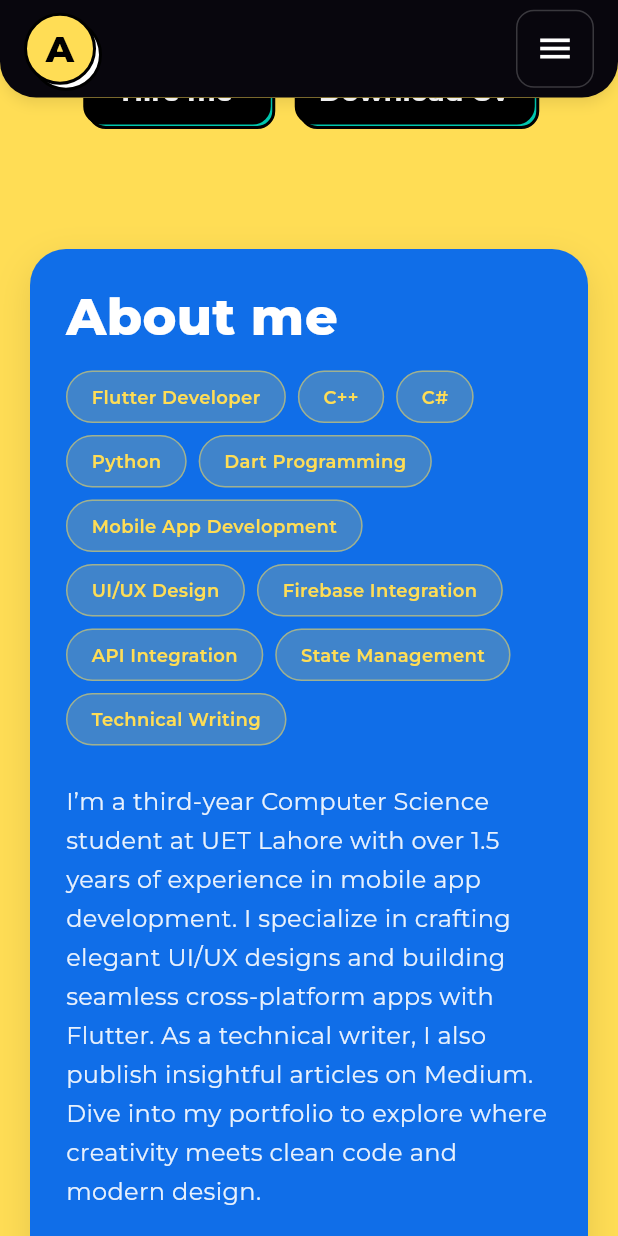
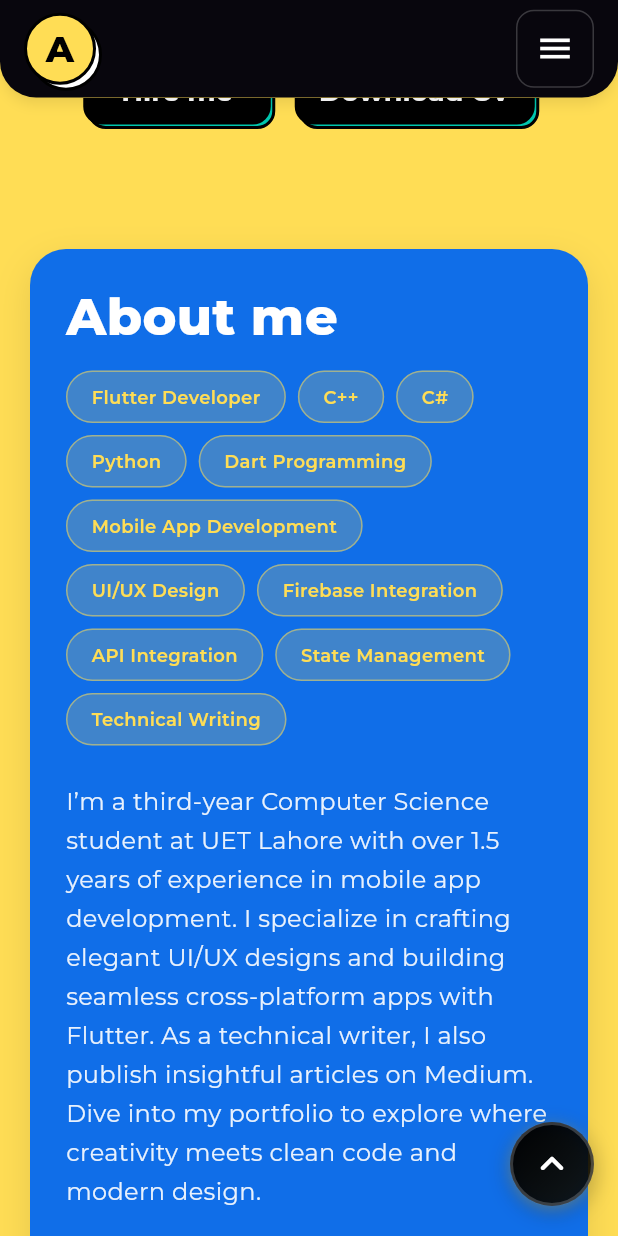
Before and after one commit to ahsxndev/Portfolio, a Flutter app: the screen it shows after launch, scrolled down 576 dp, on a phone screen of 412 x 824 dp. Run offline on Flutter 3.47's test engine with Material 3 defaults, Android fonts, the phone set to English and light mode, and no system bars; our stand-ins replace animated_text_kit, font_awesome_flutter, google_fonts.

Commit message:
Add network permissions and remove unused UI files
Added internet/network permissions for Android, iOS, and macOS to support API calls and external resources. Removed unused color, config, and project-related UI files. Improved main screen with a scroll-to-top button for small screens and adjusted font sizes in the about section for better mobile readability.

```diff
--- a/lib/features/portfolio/presentation/screens/main_screen.dart
+++ b/lib/features/portfolio/presentation/screens/main_screen.dart
@@ -20,10 +20,14 @@
   State<MainScreen> createState() => _MainScreenState();
 }
 
-class _MainScreenState extends State<MainScreen> {
+class _MainScreenState extends State<MainScreen>
+    with SingleTickerProviderStateMixin {
   late final NavigationController navigationController;
   late final ScrollController _scrollController;
+  late final AnimationController _scrollToTopController;
+  late final Animation<double> _scrollToTopAnimation;
   int _activeIndex = 0; // Track active nav item
+  bool _showScrollToTop = false; // Track scroll to top button visibility
 
   @override
   void initState() {
@@ -31,17 +35,42 @@
     navigationController = NavigationController();
     _scrollController = ScrollController();
     _scrollController.addListener(_onScroll);
+
+    // Initialize scroll to top animation
+    _scrollToTopController = AnimationController(
+      duration: const Duration(milliseconds: 300),
+      vsync: this,
+    );
+    _scrollToTopAnimation = CurvedAnimation(
+      parent: _scrollToTopController,
+      curve: Curves.easeInOut,
+    );
   }
 
   @override
   void dispose() {
     _scrollController.removeListener(_onScroll);
     _scrollController.dispose();
+    _scrollToTopController.dispose();
     super.dispose();
   }
 
   void _onScroll() {
     final scrollPosition = _scrollController.position.pixels;
+    final screenHeight = MediaQuery.of(context).size.height;
+
+    // Show scroll to top button when user scrolls down more than screen height
+    final shouldShow = scrollPosition > screenHeight * 0.5;
+    if (shouldShow != _showScrollToTop) {
+      setState(() {
+        _showScrollToTop = shouldShow;
+      });
+      if (shouldShow) {
+        _scrollToTopController.forward();
+      } else {
+        _scrollToTopController.reverse();
+      }
+    }
 
     // Get section positions
     final aboutPosition = _getSectionPosition(navigationController.aboutKey);
@@ -94,11 +123,20 @@
     item.onTap();
   }
 
+  void _scrollToTop() {
+    _scrollController.animateTo(
+      0,
+      duration: const Duration(milliseconds: 800),
+      curve: Curves.easeInOut,
+    );
+  }
+
   @override
   Widget build(BuildContext context) {
     final bool isMobile = Responsive.isMobile(context);
     final bool isTablet = Responsive.isTablet(context);
     final bool isDesktop = Responsive.isDesktop(context);
+    final bool isSmallScreen = MediaQuery.of(context).size.width < 500;
 
     return SafeArea(
       child: Scaffold(
@@ -107,7 +145,9 @@
             ? CustomDrawer(activeIndex: _activeIndex)
             : null,
         appBar: _buildAppBar(context, isMobile, isTablet, isDesktop),
-        body: SingleChildScrollView(
+        body: Stack(
+          children: [
+            SingleChildScrollView(
               physics: const BouncingScrollPhysics(),
               controller: _scrollController,
               child: Column(
@@ -142,6 +182,28 @@
                   SizedBox(height: isMobile ? 30 : 40),
                 ],
               ),
+            ),
+            // Scroll to Top Button - Only show on small screens
+            if (isSmallScreen)
+              Positioned(
+                right: 16,
+                bottom: 20,
+                child: AnimatedBuilder(
+                  animation: _scrollToTopAnimation,
+                  builder: (context, child) {
+                    return Transform.scale(
+                      scale: _scrollToTopAnimation.value,
+                      child: Opacity(
+                        opacity: _scrollToTopAnimation.value,
+                        child: _ScrollToTopButton(
+                          onTap: _scrollToTop,
+                        ),
+                      ),
+                    );
+                  },
+                ),
+              ),
+          ],
         ),
       ),
     );
@@ -358,3 +420,109 @@
     );
   }
 }
+
+// Professional Scroll to Top Button
+class _ScrollToTopButton extends StatefulWidget {
+  final VoidCallback onTap;
+
+  const _ScrollToTopButton({required this.onTap});
+
+  @override
+  State<_ScrollToTopButton> createState() => _ScrollToTopButtonState();
+}
+
+class _ScrollToTopButtonState extends State<_ScrollToTopButton>
+    with SingleTickerProviderStateMixin {
+  bool _isPressed = false;
+  late AnimationController _bounceController;
+  late Animation<double> _bounceAnimation;
+
+  @override
+  void initState() {
+    super.initState();
+    _bounceController = AnimationController(
+      duration: const Duration(milliseconds: 150),
+      vsync: this,
+    );
+    _bounceAnimation = Tween<double>(begin: 1.0, end: 0.9).animate(
+      CurvedAnimation(parent: _bounceController, curve: Curves.easeInOut),
+    );
+  }
+
+  @override
+  void dispose() {
+    _bounceController.dispose();
+    super.dispose();
+  }
+
+  @override
+  Widget build(BuildContext context) {
+    return AnimatedBuilder(
+      animation: _bounceAnimation,
+      builder: (context, child) {
+        return Transform.scale(
+          scale: _bounceAnimation.value,
+          child: Container(
+            width: 56,
+            height: 56,
+            decoration: BoxDecoration(
+              gradient: LinearGradient(
+                begin: Alignment.topLeft,
+                end: Alignment.bottomRight,
+                colors: [
+                  AppColors.kBlack,
+                  AppColors.kBlack.withOpacity(0.8),
+                ],
+              ),
+              borderRadius: BorderRadius.circular(28),
+              boxShadow: [
+                BoxShadow(
+                  color: AppColors.black30,
+                  blurRadius: 12,
+                  offset: const Offset(0, 4),
+                ),
+                BoxShadow(
+                  color: AppColors.kYellow.withOpacity(0.3),
+                  blurRadius: 8,
+                  offset: const Offset(0, 2),
+                ),
+              ],
+              border: Border.all(
+                color: _isPressed ? AppColors.kYellow : AppColors.white20,
+                width: 2,
+              ),
+            ),
+            child: Material(
+              color: Colors.transparent,
+              borderRadius: BorderRadius.circular(28),
+              child: InkWell(
+                onTap: () {
+                  widget.onTap();
+                  _bounceController.forward().then((_) {
+                    _bounceController.reverse();
+                  });
+                },
+                onHighlightChanged: (pressed) {
+                  setState(() => _isPressed = pressed);
+                },
+                borderRadius: BorderRadius.circular(28),
+                splashColor: AppColors.yellow30,
+                highlightColor: AppColors.yellow20,
+                child: Container(
+                  decoration: BoxDecoration(
+                    borderRadius: BorderRadius.circular(26),
+                  ),
+                  child: Icon(
+                    Icons.keyboard_arrow_up_rounded,
+                    size: 32,
+                    color: _isPressed ? AppColors.kYellow : Colors.white,
+                  ),
+                ),
+              ),
+            ),
+          ),
+        );
+      },
+    );
+  }
+}
--- a/lib/features/portfolio/presentation/sections/about_section.dart
+++ b/lib/features/portfolio/presentation/sections/about_section.dart
@@ -155,7 +155,7 @@
           Text(
             number,
             style: GoogleFonts.montserrat(
-              fontSize: isSmallScreen? 20 :24,
+              fontSize: isSmallScreen? 18 :24,
               fontWeight: FontWeight.w800,
               color: AppColors.kYellow,
             ),
@@ -165,7 +165,7 @@
             label,
             textAlign: TextAlign.center,
             style: GoogleFonts.montserrat(
-              fontSize: isSmallScreen? 9: 12,
+              fontSize: isSmallScreen? 8: 12,
               fontWeight: FontWeight.w500,
               color: const Color(0xCCFFFFFF),
               height: 1.2,
```
Also changed, not shown: lib/config/social_links_config.dart (deleted), lib/constants/app_colors.dart (deleted), lib/constants/app_colors_opacity.dart (deleted), lib/presentation/sections/projects_section.dart (deleted), lib/presentation/widgets/mobile_project_card.dart (deleted), lib/presentation/widgets/project_card.dart (deleted), lib/presentation/widgets/social_icons.dart (deleted), 4 other files. Lines whose indentation alone changed are shown as unchanged.
